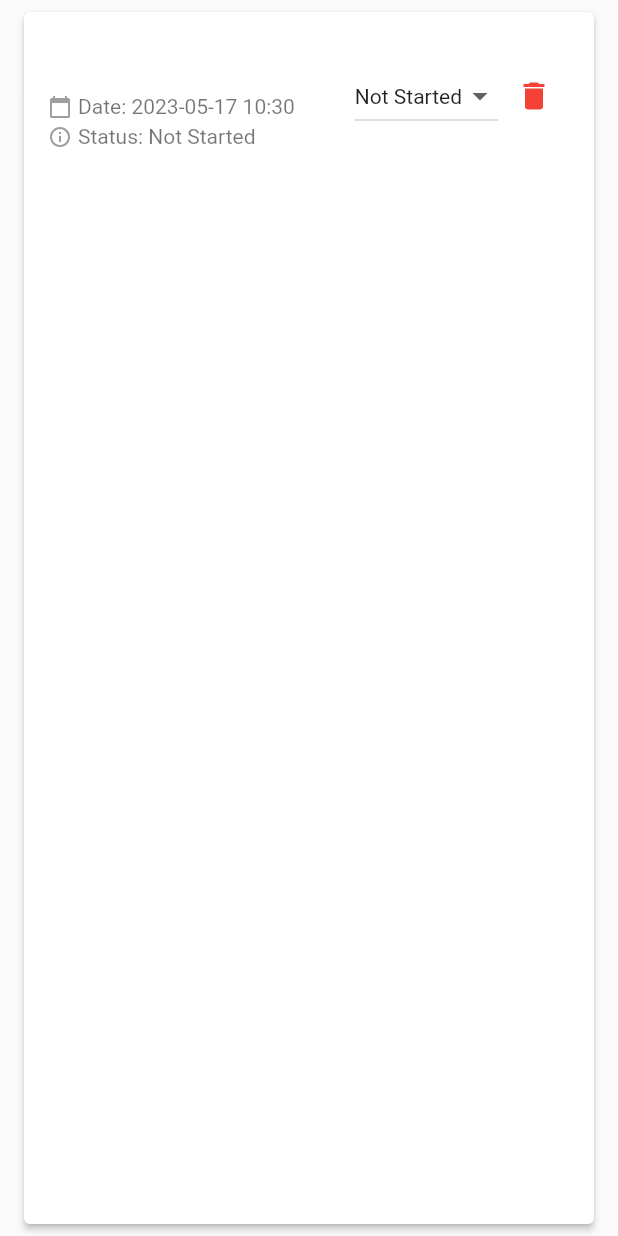
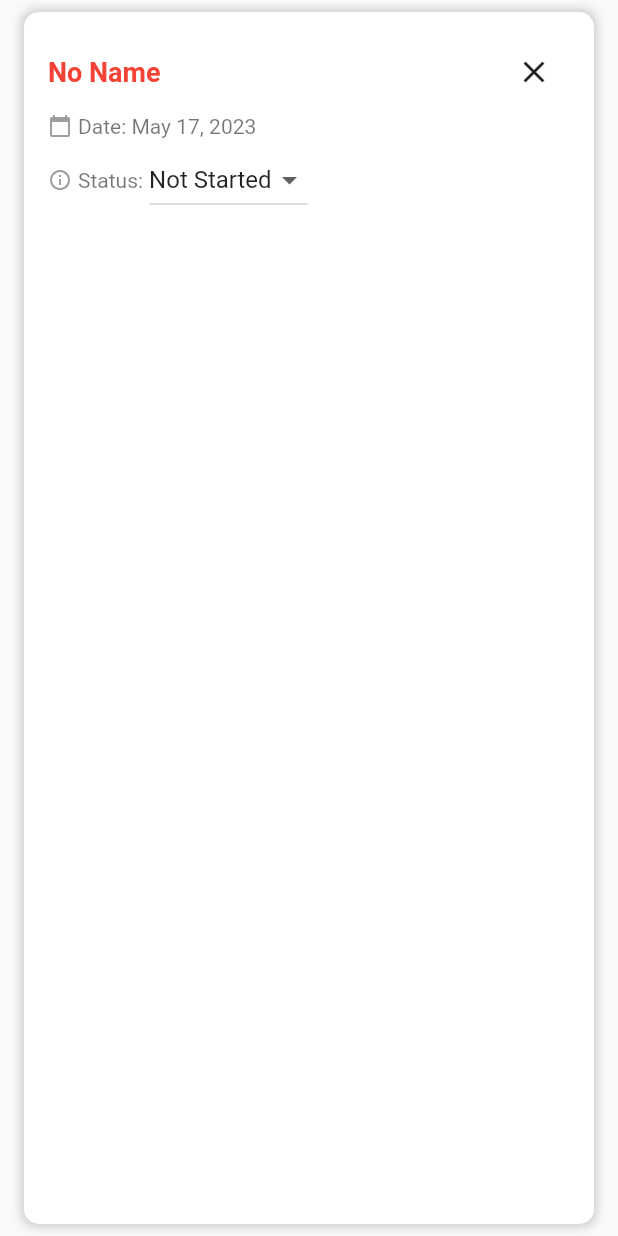
Before and after one commit to 0toto/teamprojectappdev, a Flutter app: the DeadlineWidget widget shown alone on an empty page, opened directly with empty values, on a phone screen of 412 x 824 dp. Run offline on Flutter 3.47's test engine with Material 2 defaults, Android fonts, the phone set to English and light mode, and no system bars; our stand-ins replace floating_bottom_navigation_bar, sqflite; missing offline and left inert: flutter_ringtone_player; accounts and stored records are empty; network calls fail.

Commit message:
finished schedule page

```diff
--- a/lib/schedulePage.dart
+++ b/lib/schedulePage.dart
@@ -1,11 +1,11 @@
+import 'package:floating_bottom_navigation_bar/floating_bottom_navigation_bar.dart';
 import 'package:flutter/material.dart';
 import 'package:intl/intl.dart';
-import 'package:floating_bottom_navigation_bar/floating_bottom_navigation_bar.dart';
 
 void main() {
   runApp(MaterialApp(
     debugShowCheckedModeBanner: false,
-    title: 'deadlines page',
+    title: 'Deadlines Page',
     home: DeadlinePage(),
   ));
 }
@@ -15,10 +15,11 @@ class Deadline {
   final DateTime date;
   DeadlineStatus status;
 
-  Deadline(
-      {required this.name,
+  Deadline({
+    required this.name,
     required this.date,
-        this.status = DeadlineStatus.NotStarted});
+    this.status = DeadlineStatus.NotStarted,
+  });
 }
 
 enum DeadlineStatus {
@@ -37,10 +38,11 @@ class DeadlinePage extends StatefulWidget {
 class _DeadlinePageState extends State<DeadlinePage> {
   int _currentIndex = 0;
   List<Deadline> deadlines = [];
+  TextEditingController deadlineNameController = TextEditingController();
 
-  void addDeadline(String name, DateTime date) {
+  void addDeadline(String deadlineName, DateTime date) {
     setState(() {
-      deadlines.add(Deadline(name: name, date: date));
+      deadlines.add(Deadline(name: deadlineName, date: date));
     });
   }
 
@@ -48,17 +50,32 @@ class _DeadlinePageState extends State<DeadlinePage> {
     return DateFormat('MMM d, y').format(dateTime);
   }
 
+  void updateStatus(int index, DeadlineStatus newStatus) {
+    setState(() {
+      deadlines[index].status = newStatus;
+    });
+  }
+
+  void deleteDeadline(int index) {
+    setState(() {
+      deadlines.removeAt(index);
+    });
+  }
+
   Widget buildDeadlineList() {
-    return ListView.builder(
+    return ListView.separated(
       itemCount: deadlines.length,
-      itemBuilder: (context, index) {
+      separatorBuilder: (BuildContext context, int index) =>
+          Divider(height: 1),
+      itemBuilder: (BuildContext context, int index) {
         final deadline = deadlines[index];
         return DeadlineWidget(
           deadline: deadline,
+          onUpdateStatus: (newStatus) {
+            updateStatus(index, newStatus);
+          },
           onDelete: () {
-            setState(() {
-              deadlines.removeAt(index);
-            });
+            deleteDeadline(index);
           },
         );
       },
@@ -75,22 +92,27 @@ class _DeadlinePageState extends State<DeadlinePage> {
         child: Column(
           crossAxisAlignment: CrossAxisAlignment.start,
           children: [
-              SizedBox(height: 50,),
+            SizedBox(
+              height: 50,
+            ),
             Text(
               'Deadlines',
-                style: TextStyle(fontSize: 24, fontWeight: FontWeight.bold),
-              ),
-              SizedBox(height: 20),
-              Expanded(child: buildDeadlineList()),
-            ],
+              style: TextStyle(
+                fontSize: 30,
+                fontWeight: FontWeight.bold,
+                color: Colors.white,
               ),
             ),
-        floatingActionButton: FloatingActionButton(
+            SizedBox(
+              height: 10,
+            ),
+            Container(
+              alignment: Alignment.center,
+              child: ElevatedButton(
                 onPressed: () {
                   showModalBottomSheet(
                     context: context,
                     builder: (BuildContext context) {
-          String deadlineName = '';
                       DateTime selectedDate = DateTime.now();
 
                       return StatefulBuilder(
@@ -109,11 +131,7 @@ class _DeadlinePageState extends State<DeadlinePage> {
                                 ),
                                 SizedBox(height: 20),
                                 TextField(
-                      onChanged: (value) {
-                        setState(() {
-                          deadlineName = value;
-                        });
-                      },
+                                  controller: deadlineNameController, // Add this line
                                   decoration: InputDecoration(
                                     labelText: 'Deadline Name',
                                   ),
@@ -137,11 +155,16 @@ class _DeadlinePageState extends State<DeadlinePage> {
                                   child: Text('Select Date'),
                                 ),
                                 SizedBox(height: 10),
-                    Text('Selected Date: ${formatDateTime(selectedDate)}'),
+                                Text(
+                                  'Selected Date: ${formatDateTime(selectedDate)}',
+                                ),
                                 SizedBox(height: 20),
                                 ElevatedButton(
                                   onPressed: () {
-                        addDeadline(deadlineName, selectedDate);
+                                    addDeadline(
+                                      deadlineNameController.text, // Use the text from the controller
+                                      selectedDate,
+                                    );
                                     Navigator.pop(context);
                                   },
                                   child: Text('Add Deadline'),
@@ -154,7 +177,12 @@ class _DeadlinePageState extends State<DeadlinePage> {
                     },
                   );
                 },
-          child: Icon(Icons.add),
+                child: Text('Add a Deadline'),
+              ),
+            ),
+            Expanded(child: buildDeadlineList()),
+          ],
+        ),
       ),
       bottomNavigationBar: Container(
         decoration: BoxDecoration(),
@@ -184,49 +212,73 @@ class _DeadlinePageState extends State<DeadlinePage> {
     );
   }
 }
-class DeadlineWidget extends StatefulWidget {
+
+class DeadlineWidget extends StatelessWidget {
   final Deadline deadline;
-  final Function() onDelete;
+  final Function(DeadlineStatus) onUpdateStatus;
+  final VoidCallback onDelete;
 
   const DeadlineWidget({
     required this.deadline,
+    required this.onUpdateStatus,
     required this.onDelete,
   });
 
   @override
-  _DeadlineWidgetState createState() => _DeadlineWidgetState();
+  Widget build(BuildContext context) {
+    Color statusColor;
+    switch (deadline.status) {
+      case DeadlineStatus.NotStarted:
+        statusColor = Colors.red;
+        break;
+      case DeadlineStatus.InProgress:
+        statusColor = Colors.yellow.shade700;
+        break;
+      case DeadlineStatus.Done:
+        statusColor = Colors.green;
+        break;
     }
 
-class _DeadlineWidgetState extends State<DeadlineWidget> {
-  void updateStatus(DeadlineStatus newStatus) {
-    setState(() {
-      widget.deadline.status = newStatus;
-    });
-  }
-
-  @override
-  Widget build(BuildContext context) {
-    return Card(
-      elevation: 2,
+    return Container(
       margin: EdgeInsets.symmetric(vertical: 8, horizontal: 16),
-      child: ListTile(
-        contentPadding: EdgeInsets.all(16),
-        subtitle: Column(
+      decoration: BoxDecoration(
+        color: Colors.white,
+        borderRadius: BorderRadius.circular(10),
+        boxShadow: [
+          BoxShadow(
+            color: Colors.grey.withOpacity(0.5),
+            spreadRadius: 2,
+            blurRadius: 5,
+          ),
+        ],
+      ),
+      child: Row(
+        crossAxisAlignment: CrossAxisAlignment.start,
+        children: [
+          Expanded(
+            child: Padding(
+              padding: EdgeInsets.all(16),
+              child: Column(
                 crossAxisAlignment: CrossAxisAlignment.start,
                 children: [
                   Row(
-              children: <Widget>[
+                    mainAxisAlignment: MainAxisAlignment.spaceBetween,
+                    children: [
                       Text(
-                  widget.deadline.name,
+                        deadline.name.isEmpty ? 'No Name' : deadline.name,
                         style: TextStyle(
-                    color: Colors.black,
+                          color: statusColor,
                           fontWeight: FontWeight.bold,
-                    fontSize: 23,
+                          fontSize: 18,
                         ),
+                      ),
+                      IconButton(
+                        onPressed: onDelete,
+                        icon: Icon(Icons.close),
                       ),
                     ],
                   ),
-            SizedBox(height: 8),
+                  SizedBox(height: 4),
                   Row(
                     children: [
                       Icon(
@@ -235,13 +287,11 @@ class _DeadlineWidgetState extends State<DeadlineWidget> {
                         size: 16,
                       ),
                       SizedBox(width: 4),
-                Expanded(
-                  child: Text(
-                    'Date: ${formatDateTime(widget.deadline.date)}',
+                      Text(
+                        'Date: ${formatDateTime(deadline.date)}',
                         style: TextStyle(
                           color: Colors.black54,
                           fontSize: 14,
-                    ),
                         ),
                       ),
                     ],
@@ -255,55 +305,41 @@ class _DeadlineWidgetState extends State<DeadlineWidget> {
                         size: 16,
                       ),
                       SizedBox(width: 4),
-                Expanded(
-                  child: Text(
-                    'Status: ${getStatusText(widget.deadline.status)}',
+                      Text(
+                        'Status:',
                         style: TextStyle(
                           color: Colors.black54,
                           fontSize: 14,
                         ),
                       ),
+                      SizedBox(width: 4),
+                      DropdownButton<DeadlineStatus>(
+                        value: deadline.status,
+                        onChanged: (DeadlineStatus? newValue) {
+                          if (newValue != null) {
+                            onUpdateStatus(newValue);
+                          }
+                        },
+                        items: DeadlineStatus.values.map<DropdownMenuItem<DeadlineStatus>>((DeadlineStatus value) {
+                          return DropdownMenuItem<DeadlineStatus>(
+                            value: value,
+                            child: Text(getStatusText(value)),
+                          );
+                        }).toList(),
                       ),
                     ],
                   ),
                 ],
               ),
-        trailing: Row(
-          mainAxisSize: MainAxisSize.min,
-          children: [
-            DropdownButton<DeadlineStatus>(
-              value: widget.deadline.status,
-              onChanged: (newValue) {
-                updateStatus(newValue!);
-              },
-              items: DeadlineStatus.values.map((status) {
-                return DropdownMenuItem<DeadlineStatus>(
-                  value: status,
-                  child: Text(
-                    getStatusText(status),
-                    style: TextStyle(
-                      color: Colors.black87,
-                      fontSize: 14,
             ),
-                  ),
-                );
-              }).toList(),
-            ),
-            IconButton(
-              icon: Icon(Icons.delete),
-              onPressed: widget.onDelete,
-              color: Colors.red,
           ),
         ],
       ),
-        onTap: () {
-          // TODO: Implement the onTap behavior if needed
-        },
-        onLongPress: () {
-          // TODO: Implement the onLongPress behavior if needed
-        },
-      ),
     );
+  }
+
+  String formatDateTime(DateTime dateTime) {
+    return DateFormat('MMM d, y').format(dateTime);
   }
 
   String getStatusText(DeadlineStatus status) {
@@ -319,13 +355,3 @@ class _DeadlineWidgetState extends State<DeadlineWidget> {
     }
   }
 }
-
-
-
-
-
-
-String formatDateTime(DateTime dateTime) {
-  final formatter = DateFormat('yyyy-MM-dd HH:mm');
-  return formatter.format(dateTime);
-}
```
Lines whose indentation alone changed are shown as unchanged.
